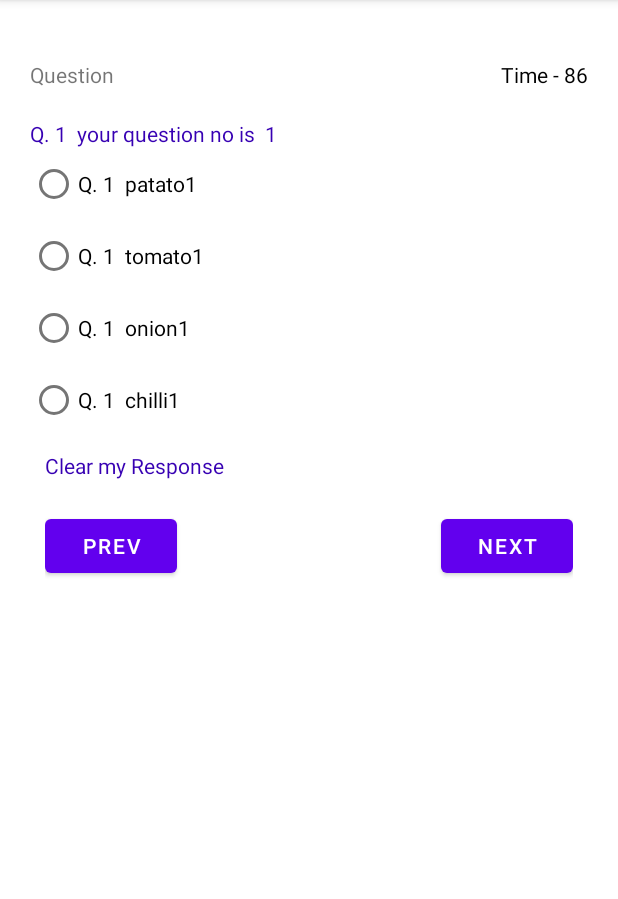
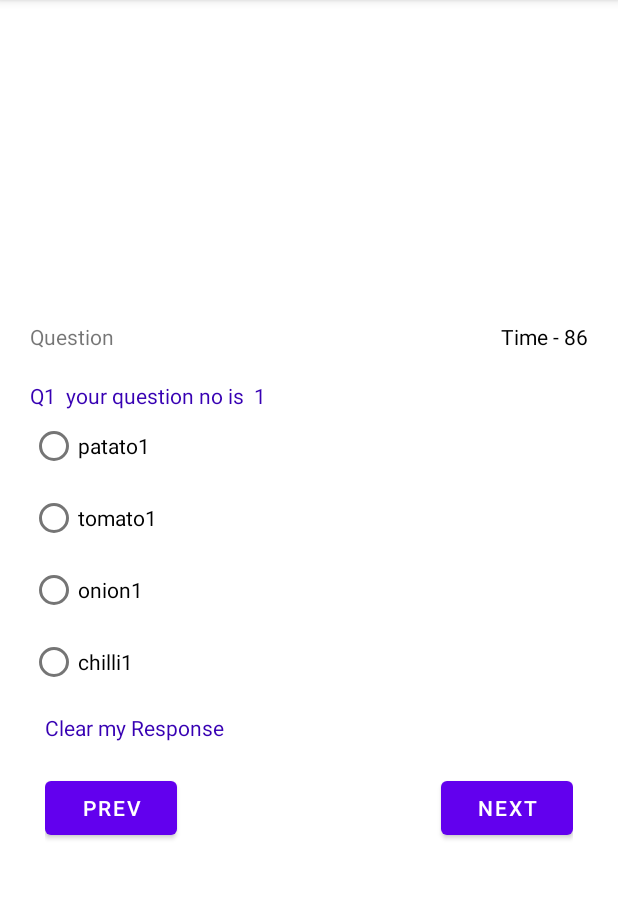
Before and after one commit to rr3343500/biotic, an Android app: the TakeTestActivity screen opened directly, with no data from a screen before it, after a tap on "NEXT", on a phone screen of 412 x 824 dp, the part 84-983 px from its top. Run offline under Robolectric (Android 15) with nearby library versions, the phone set to English and light mode, and no system bars; 1 other tap on this screen came first.

Commit message:
6-03-2021

```diff
--- a/app/build.gradle
+++ b/app/build.gradle
@@ -44,6 +44,7 @@ dependencies {
     implementation 'androidx.appcompat:appcompat:1.2.0'
     implementation 'com.google.android.material:material:1.3.0'
     implementation 'androidx.constraintlayout:constraintlayout:2.0.4'
+    implementation 'org.jetbrains:annotations:15.0'
     testImplementation 'junit:junit:4.+'
     androidTestImplementation 'androidx.test.ext:junit:1.1.2'
     androidTestImplementation 'androidx.test.espresso:espresso-core:3.3.0'
--- a/app/src/main/java/com/example/bioticclasses/Activity/TakeTestActivity.java
+++ b/app/src/main/java/com/example/bioticclasses/Activity/TakeTestActivity.java
@@ -5,10 +5,17 @@ import androidx.appcompat.app.AppCompatActivity;
 import android.app.ProgressDialog;
 import android.os.Bundle;
 import android.os.CountDownTimer;
+import android.util.Log;
+import android.view.View;
 import android.widget.ProgressBar;
+import android.widget.RadioButton;
 
 import com.example.bioticclasses.List.QuestionList;
+import com.example.bioticclasses.R;
 import com.example.bioticclasses.databinding.ActivityTakeTestBinding;
+
+import org.json.JSONException;
+import org.json.JSONObject;
 
 import java.util.ArrayList;
 import java.util.List;
@@ -17,26 +24,44 @@ public class TakeTestActivity extends AppCompatActivity {
     ActivityTakeTestBinding binding;
     List<QuestionList>questionLists= new ArrayList<>();
     int question= 0;
-    ProgressDialog progressDialog;
+    JSONObject answersheet;
+    Boolean action= false;
     @Override
     protected void onCreate(Bundle savedInstanceState) {
         super.onCreate(savedInstanceState);
         binding= ActivityTakeTestBinding.inflate(getLayoutInflater());
         setContentView(binding.getRoot());
-        progressDialog= new ProgressDialog(this);
-        progressDialog.setMessage("loading");
+        answersheet= new JSONObject();
         timer();
         ActivityAction();
-
         for (int i =0 ;i<=10;i++){
             questionLists.add(new QuestionList("your question no is  "+i, "patato"+i,"tomato"+i,"onion"+i,"chilli"+i  ));
         }
+        binding.question.setText("Q."+question+" "+questionLists.get(question).getQues());
+        binding.option1.setText(questionLists.get(question).getOption1()); binding.option1.setTag(questionLists.get(question).getOption1());
+        binding.option2.setText(questionLists.get(question).getOption2()); binding.option2.setTag(questionLists.get(question).getOption2());
+        binding.option3.setText(questionLists.get(question).getOption3()); binding.option3.setTag(questionLists.get(question).getOption3());
+        binding.option4.setText(questionLists.get(question).getOption4()); binding.option4.setTag(questionLists.get(question).getOption4());
+
+
 
     }
 
     private void ActivityAction(){
         binding.next.setOnClickListener(v -> {question++;Next();});
         binding.prev.setOnClickListener(v -> {question--;Prev();});
+        binding.option.setOnCheckedChangeListener((group, checkedId) -> {
+            RadioButton radioButton= findViewById(checkedId);
+            try {
+                if(radioButton!=null && action){
+                    answersheet.put(String.valueOf(question),radioButton.getTag().toString());
+                }
+            } catch (JSONException e) {
+                e.printStackTrace();
+            }
+            Log.e("json ", String.valueOf(answersheet));
+        });
+        binding.clear.setOnClickListener(v -> {binding.option.clearCheck();deletejson(String.valueOf(question));});
     }
 
     private void timer() {
@@ -55,22 +80,67 @@ public class TakeTestActivity extends AppCompatActivity {
 
 
     private void Next(){
-      if(question==questionLists.size()-1){binding.next.setEnabled(false); }else {binding.prev.setEnabled(true);progressDialog.show();}
-      binding.question.setText("Q. "+question+"  " +questionLists.get(question).getQues());
-      binding.option1.setText("Q. "+question+"  " +questionLists.get(question).getOption1());
-      binding.option2.setText("Q. "+question+"  " +questionLists.get(question).getOption2());
-      binding.option3.setText("Q. "+question+"  " +questionLists.get(question).getOption3());
-      binding.option4.setText("Q. "+question+"  " +questionLists.get(question).getOption4());
-      progressDialog.cancel();
+      action=false;
+      if(question==questionLists.size()-1){binding.next.setEnabled(false); }else {binding.prev.setEnabled(true);Loading();}
+      binding.question.setText("Q"+question+"  " +questionLists.get(question).getQues());
+      binding.option1.setText(questionLists.get(question).getOption1()); binding.option1.setTag(questionLists.get(question).getOption1());
+      binding.option2.setText(questionLists.get(question).getOption2()); binding.option2.setTag(questionLists.get(question).getOption2());
+      binding.option3.setText(questionLists.get(question).getOption3()); binding.option3.setTag(questionLists.get(question).getOption3());
+      binding.option4.setText(questionLists.get(question).getOption4()); binding.option4.setTag(questionLists.get(question).getOption4());
+            if(!searchJson(String.valueOf(question)).isEmpty()){
+                RadioButton button = binding.option.findViewWithTag(searchJson(String.valueOf(question)));
+                if(button!=null){button.setChecked(true);}
+            }else
+                {
+                    binding.option.clearCheck();
+                }
+      action=true;
     }
 
     private void Prev(){
-        if(question==0){binding.prev.setEnabled(false);}else {binding.next.setEnabled(true);progressDialog.show();}
-        binding.question.setText("Q. "+question+"  " +questionLists.get(question).getQues());
-        binding.option1.setText("Q. "+question+"  " +questionLists.get(question).getOption1());
-        binding.option2.setText("Q. "+question+"  " +questionLists.get(question).getOption2());
-        binding.option3.setText("Q. "+question+"  " +questionLists.get(question).getOption3());
-        binding.option4.setText("Q. "+question+"  " +questionLists.get(question).getOption4());
-        progressDialog.cancel();
+        action=false;
+        if(question==0){binding.prev.setEnabled(false);}else {binding.next.setEnabled(true);Loading();}
+        binding.question.setText("Q"+question+  "  " +questionLists.get(question).getQues());
+        binding.option1.setText(questionLists.get(question).getOption1()); binding.option1.setTag(questionLists.get(question).getOption1());
+        binding.option2.setText(questionLists.get(question).getOption2()); binding.option2.setTag(questionLists.get(question).getOption2());
+        binding.option3.setText(questionLists.get(question).getOption3()); binding.option3.setTag(questionLists.get(question).getOption3());
+        binding.option4.setText(questionLists.get(question).getOption4());  binding.option4.setTag(questionLists.get(question).getOption4());
+            if(!searchJson(String.valueOf(question)).isEmpty()){
+                String s=searchJson(String.valueOf(question));
+                RadioButton button = binding.option.findViewWithTag(s);
+                if(button!=null){button.setChecked(true);}
+            }else
+            {
+                binding.option.clearCheck();
+            }
+       action= true;
+    }
+
+    private void Loading() {
+        new CountDownTimer(1000, 1000) {
+            public void onTick(long millisUntilFinished) {
+                binding.mainview.setAlpha((float) 0.5);
+                binding.progress.setVisibility(View.VISIBLE);
+            }
+            public void onFinish() {
+                binding.progress.setVisibility(View.GONE);
+                binding.mainview.setAlpha(1);
+            }
+        }.start();
+    }
+
+
+    private String searchJson(String id){
+        try {
+            return answersheet.getString(id);
+        } catch (JSONException e) {
+            e.printStackTrace();
+            return "";
+        }
+    }
+
+    private void deletejson(String id){
+        answersheet.remove(id);
+        Log.e("dsfsd",answersheet.toString());
     }
 }
--- /dev/null
+++ b/app/src/main/res/anim/left_to_right.xml
@@ -0,0 +1,6 @@
+<set xmlns:android="http://schemas.android.com/apk/res/android"
+    android:shareInterpolator="false">
+    <translate android:fromXDelta="-100%" android:toXDelta="0%"
+        android:fromYDelta="0%" android:toYDelta="0%"
+        android:duration="700"/>
+</set>
--- a/app/src/main/res/layout/activity_take_test.xml
+++ b/app/src/main/res/layout/activity_take_test.xml
@@ -7,11 +7,26 @@
     tools:context=".Activity.TakeTestActivity">
 
 
+
+
+
     <androidx.constraintlayout.widget.ConstraintLayout
         android:layout_width="match_parent"
         android:padding="20dp"
+        android:id="@+id/mainview"
+        android:layout_gravity="center_vertical"
         android:layout_height="match_parent">
 
+        <ProgressBar
+            android:id="@+id/progress"
+            android:layout_width="wrap_content"
+            android:visibility="gone"
+            android:layout_height="wrap_content"
+            app:layout_constraintBottom_toBottomOf="@+id/relativeLayout"
+            app:layout_constraintEnd_toEndOf="parent"
+            app:layout_constraintStart_toStartOf="parent"
+            app:layout_constraintTop_toTopOf="@+id/timer"
+            tools:ignore="MissingConstraints" />
 
         <RelativeLayout
             android:id="@+id/timer"
@@ -111,33 +126,38 @@
 
 
         <RelativeLayout
+            android:id="@+id/relativeLayout"
             android:layout_width="match_parent"
-            app:layout_constraintTop_toBottomOf="@id/clear"
+            android:layout_height="wrap_content"
             android:layout_marginTop="10dp"
             android:padding="10dp"
-            android:layout_height="wrap_content"
-            tools:ignore="MissingConstraints">
+            app:layout_constraintTop_toBottomOf="@id/clear"
+            tools:ignore="MissingConstraints"
+            tools:layout_editor_absoluteX="20dp">
 
             <com.google.android.material.button.MaterialButton
+                android:id="@+id/prev"
                 android:layout_width="wrap_content"
-                android:text="Prev"
+                android:layout_height="wrap_content"
+                android:layout_alignParentLeft="true"
                 android:enabled="false"
-                android:id="@+id/prev"
-                android:layout_alignParentLeft="true"
-                android:layout_height="wrap_content"/>
+                android:text="Prev" />
 
             <com.google.android.material.button.MaterialButton
+                android:id="@+id/next"
                 android:layout_width="wrap_content"
-                android:text="Next"
-                android:id="@+id/next"
+                android:layout_height="wrap_content"
                 android:layout_alignParentRight="true"
-                android:layout_height="wrap_content"/>
+                android:text="Next" />
 
 
         </RelativeLayout>
 
 
 
+
     </androidx.constraintlayout.widget.ConstraintLayout>
 
+
+
 </ScrollView>
```
Also changed, not shown: app/src/main/res/anim/right_to_left.xml (added, +7 -0 lines).
